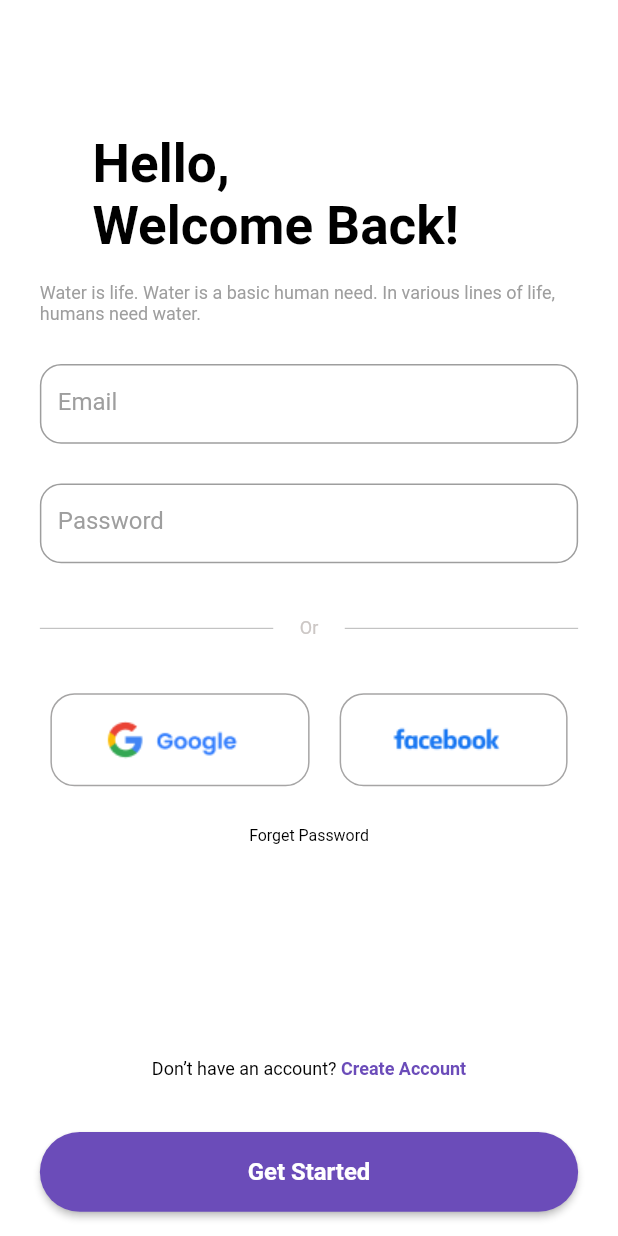
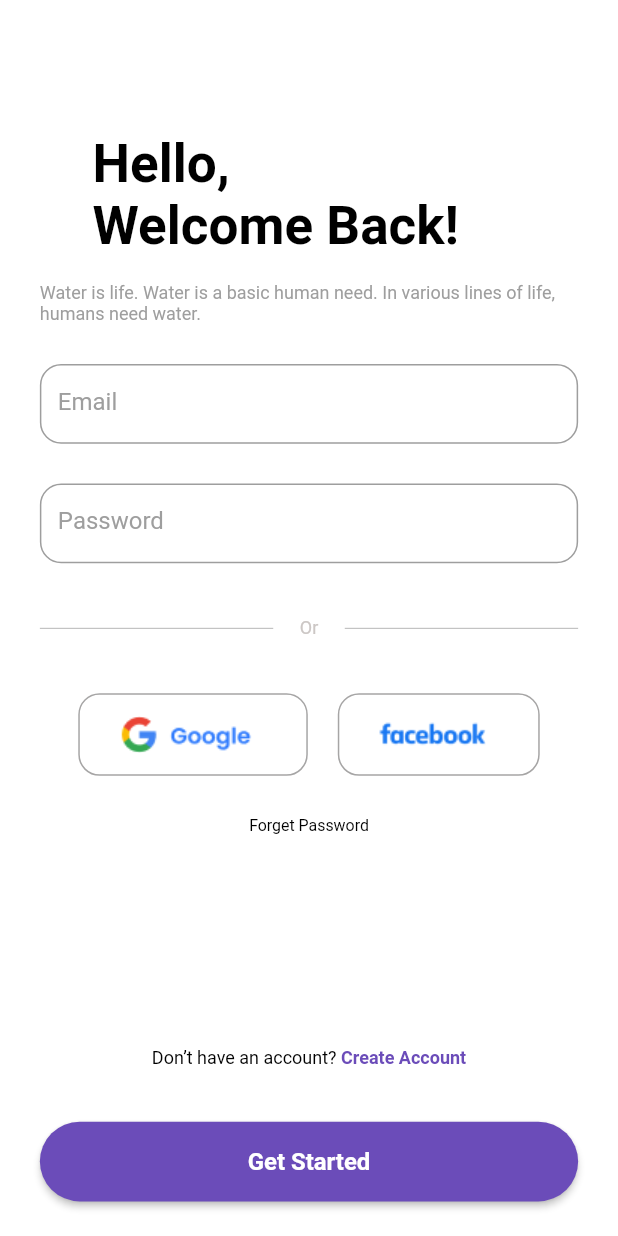
Before and after one commit to Sridhare29/PetCareApp, a Flutter app: the screen it shows after launch, on a phone screen of 412 x 824 dp. Run offline on Flutter 3.47's test engine with Material 2 defaults, Android fonts, the phone set to English and light mode, and no system bars; our stand-ins replace get.

Commit message:
.add dimensions

```diff
--- a/lib/screens/login_screen.dart
+++ b/lib/screens/login_screen.dart
@@ -112,7 +112,6 @@ class _LoginScreenState extends State<LoginScreen> {
                     height: Dimensions.height60,
                     child: ElevatedButton(
                       onPressed: () {
-                        // Handle button press
                         print("Button pressed");
                       },
                       style: ElevatedButton.styleFrom(
--- a/lib/widget/square_title.dart
+++ b/lib/widget/square_title.dart
@@ -1,4 +1,5 @@
 import 'package:flutter/material.dart';
+import 'package:petcare_app/attribute/Dimensions.dart';
 
 class SquareTitle extends StatelessWidget {
   final String imagePath;
@@ -8,20 +9,20 @@ class SquareTitle extends StatelessWidget {
   @override
   Widget build(BuildContext context) {
     return Container(
-      padding: const EdgeInsets.all(10),
+      padding: EdgeInsets.all(Dimensions.height10),
       decoration: BoxDecoration(
         border: Border.all(color: const Color.fromARGB(255, 166, 165, 165)),
-        borderRadius: BorderRadius.circular(16),
+        borderRadius: BorderRadius.circular(Dimensions.radius16),
         color: Colors.white),
       child: Row(
         children: [
           Image.asset(imagePath,
-          height: 40,),
-          const SizedBox(width: 10),
+          height: Dimensions.height40,),
+           SizedBox(width: Dimensions.width10),
           Text(
             txthint,
-            style: const TextStyle(
-              fontSize: 18,
+            style:  TextStyle(
+              fontSize: Dimensions.font18,
               fontWeight: FontWeight.bold,
               color: Colors.blue
             ),
```
